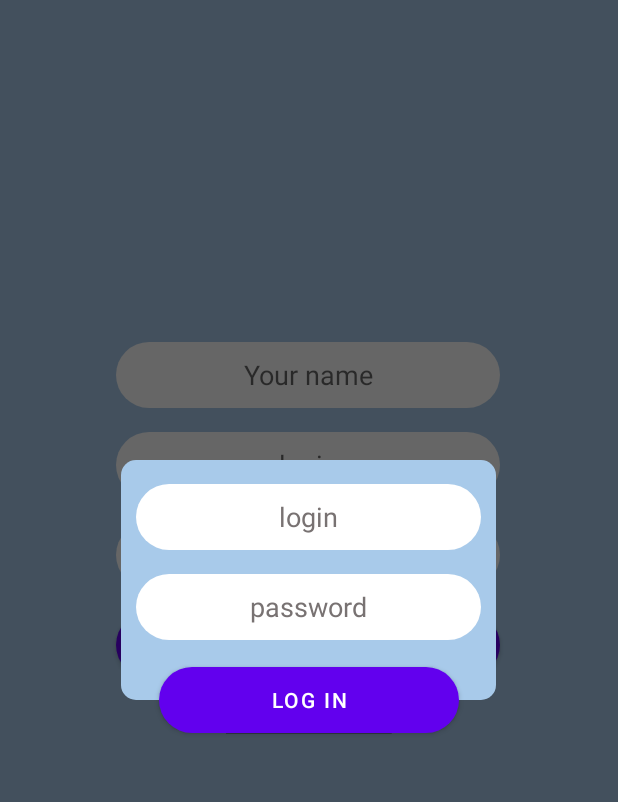
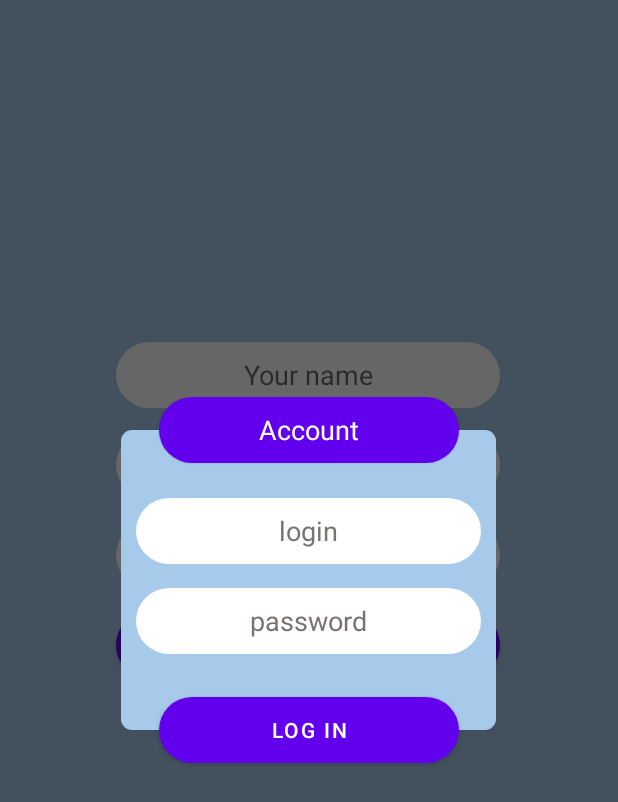
Before and after one commit to nOmeep/chat-app-android, an Android app: the screen it shows after launch (MainActivity), after a tap on "Have an account?", on a phone screen of 412 x 824 dp. Shown: the top 802 px of the screen. Run offline under Robolectric (Android 15) with nearby library versions, the phone set to English and light mode, and no system bars.

Commit message:
firebase + changed dialog

```diff
--- a/chatApp/app/build.gradle
+++ b/chatApp/app/build.gradle
@@ -40,4 +40,9 @@ dependencies {
     testImplementation 'junit:junit:4.+'
     androidTestImplementation 'androidx.test.ext:junit:1.1.3'
     androidTestImplementation 'androidx.test.espresso:espresso-core:3.4.0'
+
+    implementation platform('com.google.firebase:firebase-bom:28.3.1')
+    implementation 'com.google.firebase:firebase-analytics-ktx'
 }
+
+apply plugin: 'com.google.gms.google-services'
--- a/chatApp/app/src/main/java/com/example/messenger/MainActivity.kt
+++ b/chatApp/app/src/main/java/com/example/messenger/MainActivity.kt
@@ -21,9 +21,19 @@ class MainActivity : AppCompatActivity() {
         super.onCreate(savedInstanceState)
         supportActionBar?.hide()
         setContentView(R.layout.activity_main)
+        initViews()
+        initOnCLickListeners()
+    }
 
-        initViews()
+    private fun initViews() {
+        nameEditText = findViewById(R.id.nameEditText)
+        emailEditText = findViewById(R.id.loginEditText)
+        passwordEditText = findViewById(R.id.passwordEditText)
+        registerButton = findViewById(R.id.registerButton)
+        alreadyHaveAnAccTextView = findViewById(R.id.alreadyHaveAnAccTextView)
+    }
 
+    private fun initOnCLickListeners() {
         registerButton.setOnClickListener {
             val email = emailEditText.text.toString()
             val password = passwordEditText.text.toString()
@@ -35,14 +45,6 @@ class MainActivity : AppCompatActivity() {
         alreadyHaveAnAccTextView.setOnClickListener {
             openLogInDialog()
         }
-    }
-
-    private fun initViews() {
-        nameEditText = findViewById(R.id.nameEditText)
-        emailEditText = findViewById(R.id.loginEditText)
-        passwordEditText = findViewById(R.id.passwordEditText)
-        registerButton = findViewById(R.id.registerButton)
-        alreadyHaveAnAccTextView = findViewById(R.id.alreadyHaveAnAccTextView)
     }
 
     private fun openLogInDialog() {
--- a/chatApp/app/src/main/res/drawable/bg_linear_layout.xml
+++ b/chatApp/app/src/main/res/drawable/bg_linear_layout.xml
@@ -4,6 +4,6 @@
 
     <solid android:color="@color/main_activity_bg"/>
 
-    <corners android:radius="10dp"/>
+    <corners android:radius="7dp"/>
 
 </shape>
--- /dev/null
+++ b/chatApp/app/src/main/res/drawable/round_text_view_for_acc.xml
@@ -0,0 +1,10 @@
+<?xml version="1.0" encoding="utf-8"?>
+<!--  res/drawable/rounded_edittext.xml -->
+<shape xmlns:android="http://schemas.android.com/apk/res/android"
+    android:shape="rectangle"
+    android:padding="10dp">
+
+    <solid android:color="@color/purple_500" />
+    <corners
+        android:radius="35dp" />
+</shape>
--- a/chatApp/app/src/main/res/layout/log_in_dialog.xml
+++ b/chatApp/app/src/main/res/layout/log_in_dialog.xml
@@ -4,10 +4,27 @@
     android:layout_width="wrap_content"
     android:layout_height="wrap_content">
 
+    <TextView
+        android:id="@+id/logInTextView"
+        android:elevation="1.0dp"
+        android:layout_width="200dp"
+        android:layout_height="44dp"
+        android:layout_marginTop="16dp"
+        android:background="@drawable/round_text_view_for_acc"
+        android:text="Account"
+        android:textColor="@color/white"
+        android:gravity="center"
+        android:textAlignment="center"
+        android:textSize="18sp"
+        app:layout_constraintBottom_toTopOf="@id/ll"
+        app:layout_constraintEnd_toEndOf="@id/ll"
+        app:layout_constraintStart_toStartOf="@id/ll"
+        app:layout_constraintTop_toTopOf="@id/ll"/>
+
     <LinearLayout
         android:id="@+id/ll"
         android:layout_width="250dp"
-        android:layout_height="160dp"
+        android:layout_height="200dp"
         android:layout_marginBottom="50dp"
         android:orientation="vertical"
         android:background="@drawable/bg_linear_layout"
@@ -21,7 +38,7 @@
             android:layout_width="match_parent"
             android:layout_height="44dp"
             android:layout_marginStart="10dp"
-            android:layout_marginTop="16dp"
+            android:layout_marginTop="45dp"
             android:layout_marginEnd="10dp"
             android:background="@drawable/round_edit_text"
             android:hint="login"
--- a/chatApp/build.gradle
+++ b/chatApp/build.gradle
@@ -10,6 +10,7 @@ buildscript {
 
         // NOTE: Do not place your application dependencies here; they belong
         // in the individual module build.gradle files
+        classpath 'com.google.gms:google-services:4.3.10'
     }
 }
 
```
Also changed, not shown: 1 other file.
